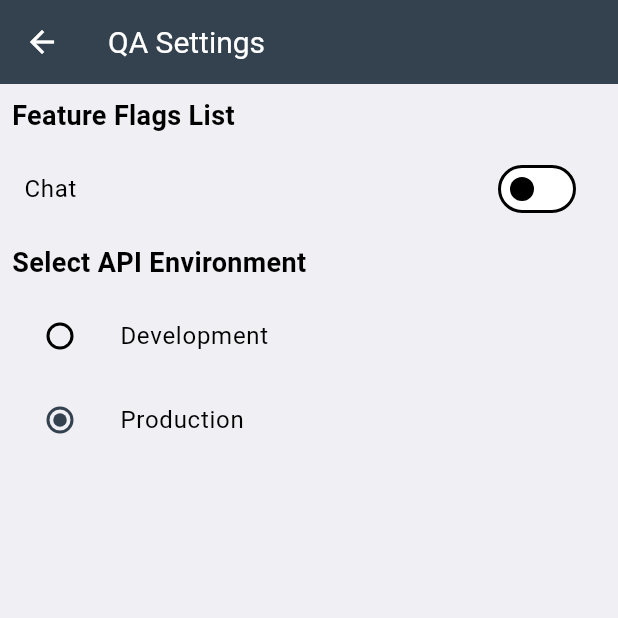
After one commit to banghuazhao/swiftcomp-flutter, a Flutter app: the QASettingsPage screen opened directly, on a phone screen of 412 x 824 dp, the top half of it. The commit adds this screen. Run offline on Flutter 3.47's test engine with Material 3 defaults, Android fonts, the phone set to English and light mode, and no system bars; our stand-ins replace auto_size_text, device_info, fl_chart, flutter_dotenv, flutter_markdown, flutter_progress_hud and 7 more; missing offline and left inert: app_tracking_transparency, composite_calculator, flutter_math_fork, launch_review, linalg, markdown; accounts and stored records are empty.

Commit message:
Config api environment (#42)

```diff
--- /dev/null
+++ b/data/lib/repositories/api_env_repository_impl.dart
@@ -0,0 +1,32 @@
+import 'dart:async';
+
+import 'package:domain/repositories_abstract/api_env_repository.dart';
+import 'package:shared_preferences/shared_preferences.dart';
+
+class APIEnvironmentRepositoryImpl implements APIEnvironmentRepository {
+  static const String _environmentKey = 'current_environment';
+
+  @override
+  Future<void> setEnvironment(String environment) async {
+    final prefs = await SharedPreferences.getInstance();
+    await prefs.setString(_environmentKey, environment);
+  }
+
+  @override
+  Future<String> getCurrentEnvironment() async {
+    final prefs = await SharedPreferences.getInstance();
+    return prefs.getString(_environmentKey) ?? "production";
+  }
+
+
+  @override
+  Future<String> getBaseUrl() async  {
+    final prefs = await SharedPreferences.getInstance();
+    final String currentEnvironment = prefs.getString(_environmentKey) ?? "production";
+    if (currentEnvironment == "production") {
+       return "http://localhost:8080/api";
+    } else {
+      return "http://compositesai.eba-dxj2wppi.us-west-2.elasticbeanstalk.com/api";
+    }
+  }
+}
--- a/data/pubspec.yaml
+++ b/data/pubspec.yaml
@@ -15,6 +15,7 @@ dependencies:
     path: ../domain  # Local path to your domain module
   uuid: ^4.5.1
   flutter_secure_storage: ^9.2.2
+  shared_preferences: ^2.2.3
 
 dev_dependencies:
   flutter_test:
--- /dev/null
+++ b/domain/lib/repositories_abstract/api_env_repository.dart
@@ -0,0 +1,5 @@
+abstract class APIEnvironmentRepository {
+  Future<String> getCurrentEnvironment();
+  Future<void> setEnvironment(String environment) ;
+  Future<String> getBaseUrl();
+}
--- /dev/null
+++ b/domain/lib/usecases/api_env_usecase.dart
@@ -0,0 +1,22 @@
+import '../repositories_abstract/api_env_repository.dart';
+
+class APIEnvironmentUseCase {
+  final APIEnvironmentRepository repository;
+
+  APIEnvironmentUseCase({required this.repository});
+
+  Future<String> getCurrentAPIEnvironment() {
+    return repository.getCurrentEnvironment();
+  }
+
+  Future<void> changeAPIEnvironment(String environment) async {
+    if (environment != 'development' && environment != 'production') {
+      throw ArgumentError('Invalid environment: $environment');
+    }
+    await repository.setEnvironment(environment);
+  }
+
+  Future<String> getBaseUrl() {
+    return repository.getBaseUrl();
+  }
+}
--- a/lib/presentation/bottom_navigator.dart
+++ b/lib/app/bottom_navigator.dart
@@ -4,8 +4,8 @@ import 'package:swiftcomp/presentation/chat/viewModels/chat_view_model.dart';
 import 'package:swiftcomp/presentation/settings/providers/feature_flag_provider.dart';
 import 'package:swiftcomp/presentation/tools/page/tool_page.dart';
 
-import 'chat/views/chat_screen.dart';
-import 'settings/views/settings_page.dart';
+import '../presentation/chat/views/chat_screen.dart';
+import '../presentation/settings/views/settings_page.dart';
 
 class BottomNavigator extends StatefulWidget {
   const BottomNavigator({Key? key}) : super(key: key);
--- a/lib/app/main.dart
+++ b/lib/main.dart
@@ -12,8 +12,8 @@ import 'package:swiftcomp/util/in_app_reviewer_helper.dart';
 import 'package:swiftcomp/util/others.dart';
 import 'package:app_tracking_transparency/app_tracking_transparency.dart';
 
-import '../presentation/bottom_navigator.dart';
-import 'injection_container.dart';
+import 'app/bottom_navigator.dart';
+import 'app/injection_container.dart';
 
 void main() async {
   WidgetsFlutterBinding.ensureInitialized();
--- /dev/null
+++ b/lib/presentation/settings/viewModels/qa_settings_view_model.dart
@@ -0,0 +1,52 @@
+// lib/presentation/viewmodels/feature_flag_view_model.dart
+
+import 'package:domain/usecases/auth_usecase.dart';
+import 'package:flutter/material.dart';
+import '../providers/feature_flag_provider.dart';
+import "package:domain/usecases/api_env_usecase.dart";
+
+class QASettingsViewModel extends ChangeNotifier {
+  final FeatureFlagProvider featureFlagProvider;
+  final APIEnvironmentUseCase apiEnvironmentUseCase;
+  final AuthUseCase authUseCase;
+
+  String? currentEnvironment;
+  bool isLoading = false;
+
+  QASettingsViewModel(
+      {required this.featureFlagProvider,
+      required this.apiEnvironmentUseCase,
+      required this.authUseCase}) {
+    _loadCurrentEnvironment();
+  }
+
+  Map<String, bool> get featureFlags => featureFlagProvider.allFeatureFlags();
+
+  bool getFeatureFlag(String key) {
+    return featureFlagProvider.getFeatureFlag(key);
+  }
+
+  void toggleFeatureFlag(String key) {
+    featureFlagProvider.toggleFeatureFlag(key);
+    notifyListeners();
+  }
+
+  Future<void> _loadCurrentEnvironment() async {
+    currentEnvironment = await apiEnvironmentUseCase.getCurrentAPIEnvironment();
+    notifyListeners();
+  }
+
+  Future<void> changeEnvironment(String environment) async {
+    isLoading = true;
+    notifyListeners();
+    try {
+      await authUseCase.logout();
+    } catch (e) {
+      print('Error during logout: $e');
+    }
+    await apiEnvironmentUseCase.changeAPIEnvironment(environment);
+    currentEnvironment = environment;
+    isLoading = false;
+    notifyListeners();
+  }
+}
--- a/lib/presentation/settings/views/login_page.dart
+++ b/lib/presentation/settings/views/login_page.dart
@@ -1,4 +1,3 @@
-import 'package:domain/entities/user.dart';
 import 'package:flutter/material.dart';
 import 'package:provider/provider.dart';
 import 'package:swiftcomp/presentation/settings/views/sigup_page.dart';
--- /dev/null
+++ b/lib/presentation/settings/views/qa_settings_page.dart
@@ -0,0 +1,84 @@
+import 'package:flutter/material.dart';
+import 'package:provider/provider.dart';
+
+import '../../../app/injection_container.dart';
+import '../viewModels/qa_settings_view_model.dart';
+
+class QASettingsPage extends StatelessWidget {
+  @override
+  Widget build(BuildContext context) {
+    return ChangeNotifierProvider(
+        create: (context) => sl<QASettingsViewModel>(),
+        child: Consumer<QASettingsViewModel>(builder: (context, viewModel, _) {
+          return Scaffold(
+              appBar: AppBar(
+                title: Text('QA Settings'),
+              ),
+              body: ListView(
+                children: _buildChild(viewModel),
+              ));
+        }));
+  }
+
+  List<Widget> _buildChild(QASettingsViewModel viewModel) {
+    List<Widget> result = [];
+    result.add(
+      Padding(
+        padding: const EdgeInsets.all(8.0),
+        child: Text('Feature Flags List',
+            style: TextStyle(fontSize: 18, fontWeight: FontWeight.bold)),
+      ),
+    );
+    List<Widget> featureFlagsList = viewModel.featureFlags.keys.map((feature) {
+      return SwitchListTile(
+        title: Text(feature),
+        value: viewModel.getFeatureFlag(feature),
+        onChanged: (bool value) {
+          viewModel.toggleFeatureFlag(feature);
+        },
+      );
+    }).toList();
+    result.addAll(featureFlagsList);
+    result.add(Padding(
+      padding: const EdgeInsets.all(8.0),
+      child: Text('Select API Environment',
+          style: TextStyle(fontSize: 18, fontWeight: FontWeight.bold)),
+    ));
+    List<Widget> apiEnvironmentList = [
+      ListTile(
+        title: Text('Development'),
+        leading: Radio<String>(
+          value: 'development',
+          groupValue: viewModel.currentEnvironment,
+          onChanged: (String? value) {
+            if (value != null) {
+              viewModel.changeEnvironment(value);
+            }
+          },
+        ),
+      ),
+      ListTile(
+        title: Text('Production'),
+        leading: Radio<String>(
+          value: 'production',
+          groupValue: viewModel.currentEnvironment,
+          onChanged: (String? value) {
+            if (value != null) {
+              viewModel.changeEnvironment(value);
+            }
+          },
+        ),
+      ),
+    ];
+    if (viewModel.isLoading) {
+      result.add(Container(
+        child: Center(
+          child: CircularProgressIndicator(),
+        ),
+      ));
+    } else {
+      result.addAll(apiEnvironmentList);
+    }
+    return result;
+  }
+}
```
Also changed, not shown: data/lib/repositories/auth_repository_impl.dart (+21 -9 lines), data/lib/repositories/user_repository_impl.dart (+16 -12 lines), domain/lib/usecases/auth_usecase.dart (+7 -2 lines), lib/app/injection_container.dart (+27 -16 lines), lib/presentation/settings/viewModels/feature_flag_view_model.dart (deleted, +0 -21 lines), lib/presentation/settings/views/feature_flag_page.dart (deleted, +0 -30 lines), lib/presentation/settings/views/settings_page.dart (+20 -10 lines).
